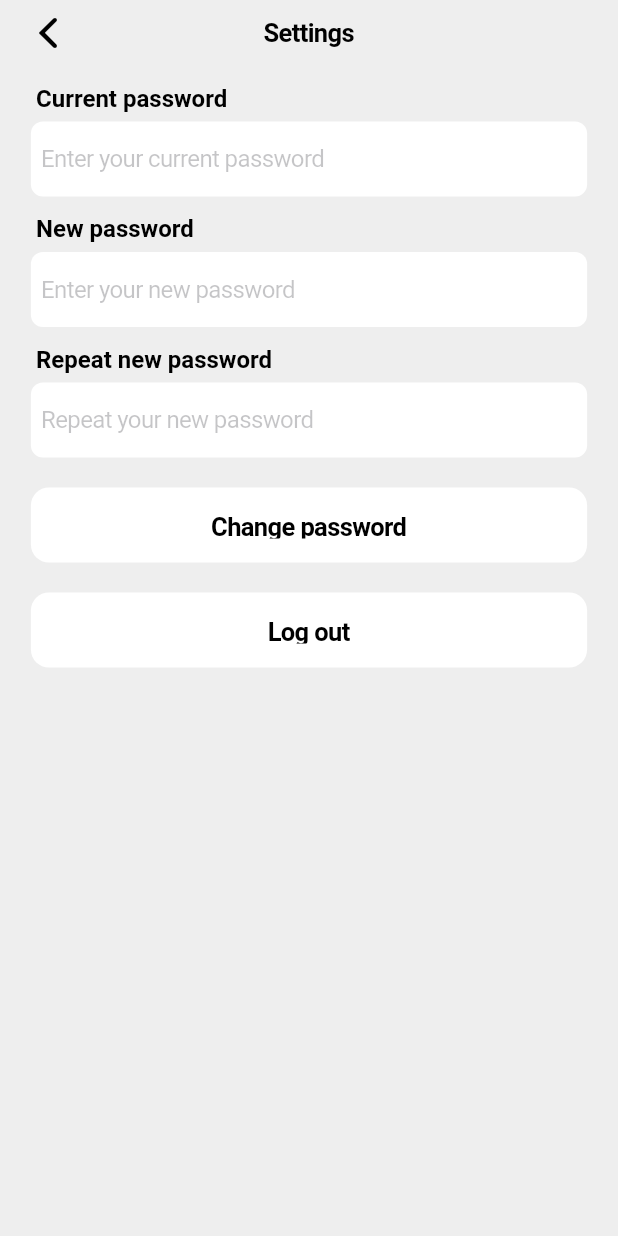
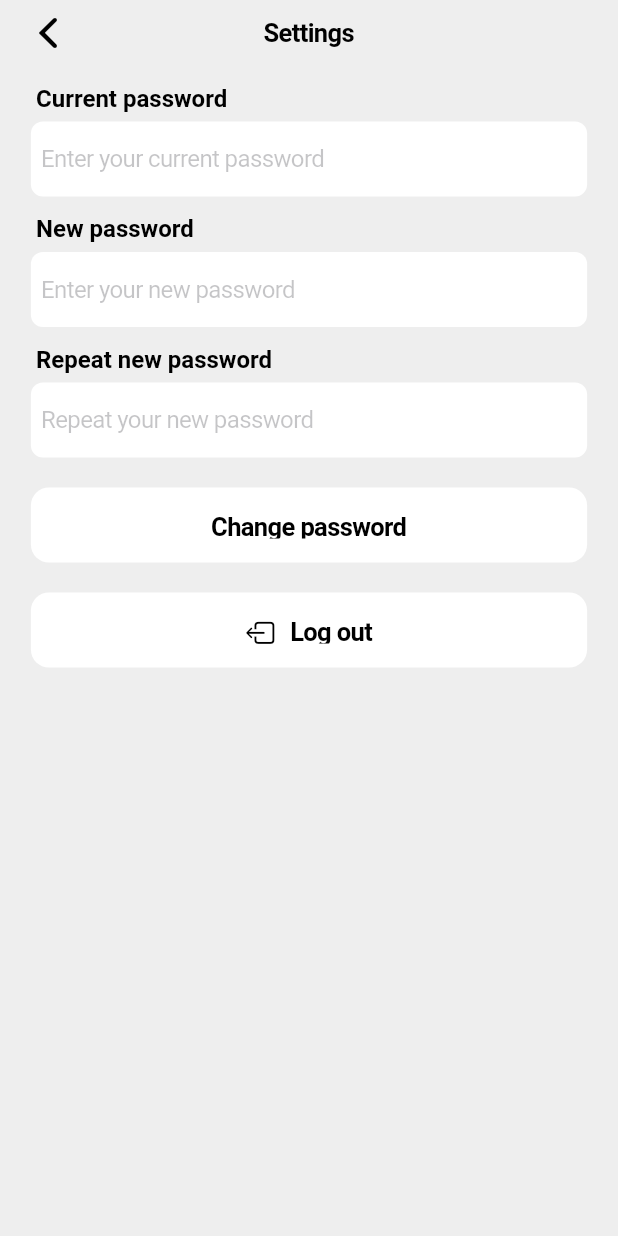
Before and after one commit to andriikuiava/RingoFlutter, a Flutter app: the ChangePasswordView screen opened directly, on a phone screen of 412 x 824 dp. Run offline on Flutter 3.47's test engine with Material 2 defaults, Android fonts, the phone set to English and light mode, and no system bars; our stand-ins replace flutter_secure_storage, flutter_slidable, fluttertoast, geolocator, google_maps_flutter, google_sign_in and 5 more; missing offline and left inert: pull_down_button; accounts and stored records are empty.

```diff
--- a/lib/AppTabBar/Profile/ChangePassword.dart
+++ b/lib/AppTabBar/Profile/ChangePassword.dart
@@ -181,10 +181,23 @@ class _ChangePasswordViewState extends State<ChangePasswordView> {
                       onPressed: () {
                         logOut();
                       },
-                      child: Text('Log out',
-                        style: TextStyle(
-                          color: currentTheme.primaryColor,
-                          fontWeight: FontWeight.bold,
+                      child: Center(
+                        child: Row(
+                          mainAxisAlignment: MainAxisAlignment.center, // Align icon and text in the center
+                          children: [
+                            Icon(
+                              CupertinoIcons.square_arrow_left,
+                              color: currentTheme.primaryColor,
+                              size: 20,
+                            ),
+                            SizedBox(width: 10,),
+                            Text('Log out',
+                              style: TextStyle(
+                                color: currentTheme.primaryColor,
+                                fontWeight: FontWeight.bold,
+                              ),
+                            ),
+                          ],
                         ),
                       ),
                     ),
--- a/lib/Classes/OrganisationClass.dart
+++ b/lib/Classes/OrganisationClass.dart
@@ -12,6 +12,7 @@ class Organisation {
   List<ContactCard> contacts;
   int? pastEventsCount;
   int? upcomingEventsCount;
+  bool? emailVerified;
 
   Organisation({
     required this.id,
@@ -25,6 +26,7 @@ class Organisation {
     required this.contacts,
     this.pastEventsCount,
     this.upcomingEventsCount,
+    this.emailVerified,
   });
 
   static Organisation fromJson(Map<String, dynamic> json) {
@@ -40,6 +42,7 @@ class Organisation {
       contacts: json['contacts'].map<ContactCard>((contact) => ContactCard.fromJson(contact)).toList(),
       pastEventsCount: json['pastEventsCount'],
       upcomingEventsCount: json['upcomingEventsCount'],
+      emailVerified: json['emailVerified'],
     );
   }
 }
--- a/lib/Host/HostPage.dart
+++ b/lib/Host/HostPage.dart
@@ -43,7 +43,7 @@ class _HostPageState extends State<HostPage> with TickerProviderStateMixin {
   }
 
   Future<Organisation> getHostById() async {
-    checkTimestamp();
+    await checkTimestamp();
     const storage = FlutterSecureStorage();
     var token = await storage.read(key: 'access_token');
     Uri url = Uri.parse('http://localhost:8080/api/organisations/${widget.hostId}');
--- a/lib/Security/Functions/LogOutFunc.dart
+++ b/lib/Security/Functions/LogOutFunc.dart
@@ -2,6 +2,7 @@ import 'package:flutter/material.dart';
 import 'package:flutter_secure_storage/flutter_secure_storage.dart';
 import 'package:ringoflutter/Security/LoginPage.dart';
 import 'package:ringoflutter/Security/checkIsLoggedIn.dart';
+import 'package:shared_preferences/shared_preferences.dart';
 
 
 
@@ -9,6 +10,10 @@ void logOut() {
   const storage = FlutterSecureStorage();
 
   storage.deleteAll();
+  SharedPreferences.getInstance().then((prefs) {
+    prefs.clear();
+  });
+
 
   navigatorKey.currentState?.pushReplacement(
     MaterialPageRoute(builder: (_) => const LoginPage()),
--- a/lib/Security/LoginPage.dart
+++ b/lib/Security/LoginPage.dart
@@ -9,6 +9,9 @@ import 'Registration.dart';
 import 'package:google_sign_in/google_sign_in.dart';
 import 'package:http/http.dart' as http;
 import 'dart:convert';
+import 'dart:developer';
+import 'package:ringoflutter/AppTabBar/Home.dart';
+import 'package:ringoflutter/Security/Functions/CheckTimestampFunc.dart';
 
 Future<void> signInWithGoogle() async {
   try {
@@ -22,7 +25,6 @@ Future<void> signInWithGoogle() async {
       var url = Uri.parse('http://localhost:8080/api/participants/sign-up/google');
       var body = {'token': idToken};
       var headers = {'Content-Type': 'application/json'};
-      debugPrint(idToken);
       var encodedBody = jsonEncode(body);
 
       var response = await http.post(url, body: encodedBody, headers: headers);
--- a/lib/main.dart
+++ b/lib/main.dart
@@ -1,6 +1,7 @@
 import 'package:flutter/material.dart';
 import 'Security/LoginPage.dart';
 import 'UI/Themes.dart';
+import 'package:ringoflutter/Security/checkIsLoggedIn.dart';
 
 void main() {
   runApp(
@@ -10,7 +11,7 @@ void main() {
       darkTheme: darkTheme,
       home: const Directionality(
         textDirection: TextDirection.ltr,
-        child: LoginPage(),
+        child: CheckerPage(),
       ),
       debugShowCheckedModeBanner: false,
     ),
```
Also changed, not shown: lib/Event/EventPage.dart (+10 -1 lines), lib/Security/checkIsLoggedIn.dart (+36 -13 lines).
